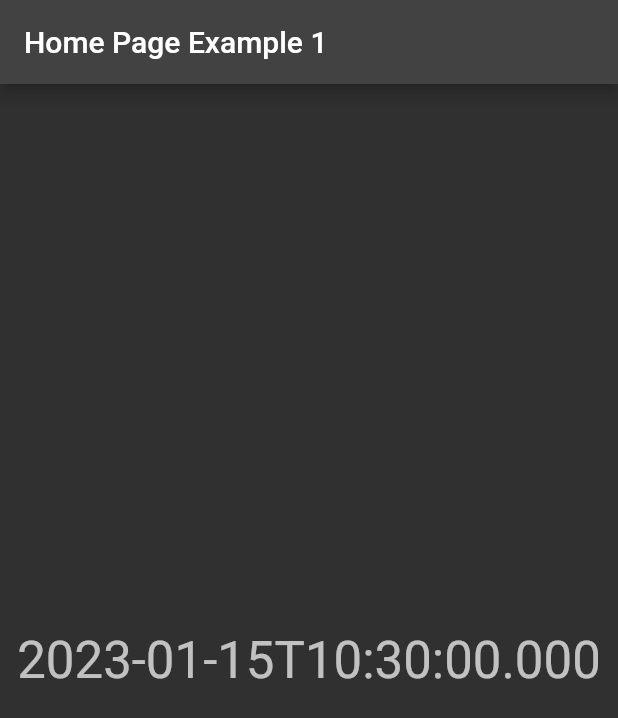
After one commit to mahmoudhamdy123/rivrpod_clean_architecture, a Flutter app: the screen it shows after launch, on a phone screen of 412 x 824 dp. The commit adds this screen. Shown: the top 718 px of the screen. Run offline on Flutter 3.47's test engine with Material 2 defaults, Android fonts, the phone set to English and light mode, and no system bars; our stand-ins replace equatable, flutter_riverpod, flutter_screenutil, flutter_svg, google_fonts, hooks_riverpod.

Commit message:
Riverpod Example 1

```diff
--- /dev/null
+++ b/lib/feature/rivrpod_example/example_1/home_page.dart
@@ -0,0 +1,21 @@
+import 'package:flutter/material.dart';
+import 'package:hooks_riverpod/hooks_riverpod.dart';
+
+final currentDate = Provider<DateTime>(((ref) => DateTime.now()));
+
+class HomePageExample1 extends ConsumerWidget {
+  const HomePageExample1({super.key});
+
+  @override
+  Widget build(BuildContext context, WidgetRef ref) {
+    final date = ref.watch(currentDate);
+    return Scaffold(
+      appBar: AppBar(title: Text("Home Page Example 1")),
+      body: Center(
+          child: Text(
+        date.toIso8601String(),
+        style: Theme.of(context).textTheme.headline4,
+      )),
+    );
+  }
+}
--- a/lib/main.dart
+++ b/lib/main.dart
@@ -5,10 +5,14 @@ import 'package:riverpod_clean_architecture/core/global/theme/theme_data/theme_d
 import 'package:riverpod_clean_architecture/core/utils/app_string.dart';
 import 'package:riverpod_clean_architecture/feature/main_layout/presentation/screens/main_layout_screen.dart';
 import 'package:riverpod_clean_architecture/feature/rivrpod_example/example.dart';
+import 'package:riverpod_clean_architecture/feature/rivrpod_example/example_1/home_page.dart';
 import 'package:riverpod_clean_architecture/feature/rivrpod_example/hello_world_screen.dart';
 
 void main() {
-  runApp(const ProviderScope(child: MyApp()));
+  //Main project
+  // runApp(const ProviderScope(child: MyApp()));
+  //Example 1
+  runApp(const ProviderScope(child: Example1()));
 }
 
 class MyApp extends StatelessWidget {
@@ -26,9 +30,31 @@ class MyApp extends StatelessWidget {
             title: AppString.appName,
             debugShowCheckedModeBanner: false,
             theme: getThemeDataDark(),
-            // home: const MainLayoutScreen(),
-            home: const Example(),
+            home: const MainLayoutScreen(),
+            // home: const Example(),
           );
         });
   }
 }
+
+class Example1 extends StatelessWidget {
+  const Example1({super.key});
+
+  @override
+  Widget build(BuildContext context) {
+    return ScreenUtilInit(
+        designSize: const Size(451, 978),
+        minTextAdapt: true,
+        splitScreenMode: true,
+        builder: (context, child) {
+          return MaterialApp(
+            title: "Example 1",
+            debugShowCheckedModeBanner: false,
+            darkTheme: ThemeData.dark(),
+            themeMode: ThemeMode.dark,
+            home: const HomePageExample1(),
+            // home: const Example(),
+          );
+        });
+  }
+}
--- a/pubspec.yaml
+++ b/pubspec.yaml
@@ -41,7 +41,7 @@ dependencies:
   google_fonts: ^3.0.1
   equatable: ^2.0.5
   dartz: ^0.10.1
-  flutter_riverpod: ^2.1.3
+  hooks_riverpod: ^2.1.3
 
 dev_dependencies:
   flutter_test:
```
Also changed, not shown: pubspec.lock.
